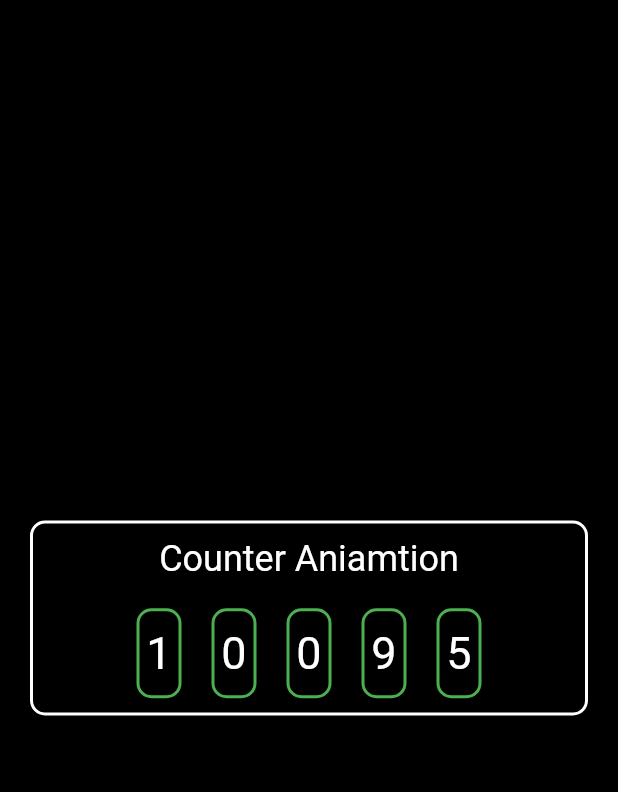
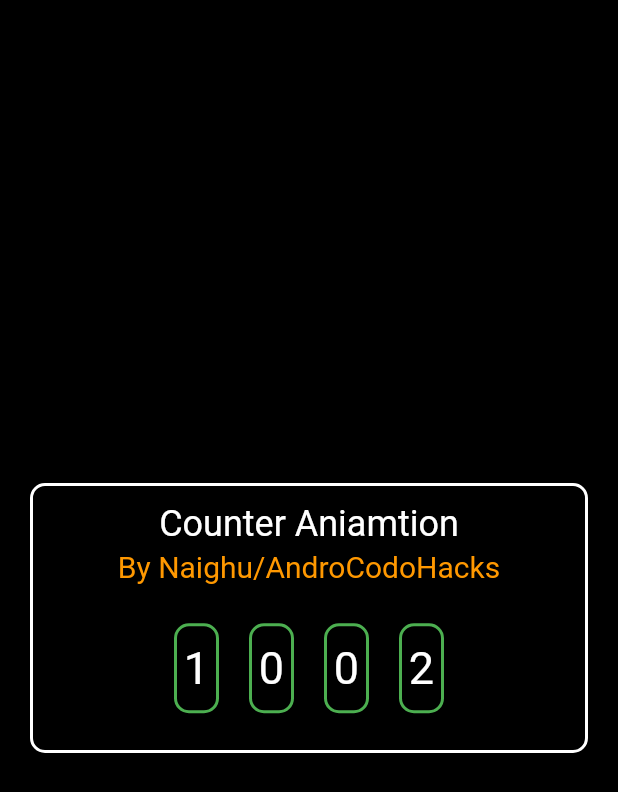
Before and after one commit to Naighu/Flutter_CounterAnimation, a Flutter app: the screen it shows after launch, on a phone screen of 412 x 824 dp. Shown: the top 792 px of the screen. Run offline on Flutter 3.47's test engine with Material 2 defaults, Android fonts, the phone set to English and light mode, and no system bars.

Commit message:
simple modifications

```diff
--- a/lib/counterAnimation/counter.dart
+++ b/lib/counterAnimation/counter.dart
@@ -1,17 +1,42 @@
+import 'dart:async';
+
 import 'package:flutter/material.dart';
 
 import 'counterAnimation.dart';
 
-class Counter extends StatelessWidget {
+class Counter extends StatefulWidget {
+  @override
+  _CounterState createState() => _CounterState();
+}
+
+class _CounterState extends State<Counter> {
+  Timer _timer;
+  int count = 1000;
+  @override
+  void initState() {
+    super.initState();
+    _timer = Timer.periodic(const Duration(seconds: 3), (_) {
+      this.setState(() {
+        count++;
+      });
+    });
+  }
+
+  @override
+  void dispose() {
+    _timer.cancel();
+    super.dispose();
+  }
+
   @override
   Widget build(BuildContext context) {
-    String count = "10095";
     return Scaffold(
         backgroundColor: Colors.black,
         body: Center(
           child: Container(
-            height: 130,
+            height: 180,
             margin: const EdgeInsets.only(left: 20.0, right: 20.0),
+            padding: const EdgeInsets.only(top: 10.0),
             decoration: BoxDecoration(
               border: Border.all(color: Colors.white, width: 2.0),
               borderRadius: const BorderRadius.all(Radius.circular(10.0)),
@@ -23,16 +48,27 @@ class Counter extends StatelessWidget {
                   "Counter Aniamtion",
                   style: TextStyle(color: Colors.white, fontSize: 24.0),
                 ),
+                Text(
+                  "By Naighu/AndroCodoHacks",
+                  style: TextStyle(color: Colors.orange, fontSize: 20.0),
+                ),
+                const SizedBox(
+                  height: 20.0,
+                ),
                 Container(
                     constraints: BoxConstraints(maxHeight: 60.0),
                     padding: const EdgeInsets.only(right: 20.0),
                     child: Row(
                         mainAxisAlignment: MainAxisAlignment.center,
-                        children:
-                            List.generate(count.split("").length, (index) {
+                        children: List.generate(
+                            count.toString().split("").length, (index) {
                           return CounterAnimation(
-                              count: count.substring(index, index + 1));
-                        })))
+                              count:
+                                  count.toString().substring(index, index + 1));
+                        }))),
+                const SizedBox(
+                  height: 20.0,
+                ),
               ],
             ),
           ),
```
Also changed, not shown: 1 other file.
